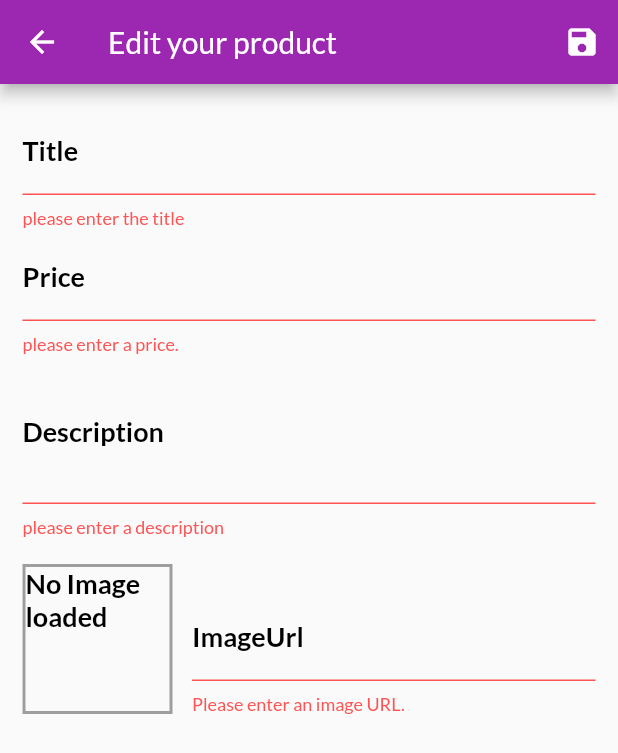
After one commit to dimeprog/DushShop, a Flutter app: the EditProductScreen screen opened by its route, after a tap on the "save" icon, on a phone screen of 412 x 824 dp. The commit adds this screen. Shown: the top 753 px of the screen. Run offline on Flutter 3.47's test engine with Material 2 defaults, Android fonts, the phone set to English and light mode, and no system bars; network calls fail.

Commit message:
added text input, added input validation, added  ability to edit product

```diff
--- a/dushshop/lib/main.dart
+++ b/dushshop/lib/main.dart
@@ -1,3 +1,4 @@
+import 'package:dushshop/screens/edit_product_screen.dart';
 import 'package:dushshop/screens/orders_screen.dart';
 import 'package:dushshop/screens/user_product_screen.dart';
 
@@ -43,9 +44,13 @@ class MyApp extends StatelessWidget {
             fontFamily: 'Lato',
             textTheme: const TextTheme(
               bodyLarge: TextStyle(
-                color: Colors.black38,
-                fontSize: 26,
-              ),
+                  color: Colors.black38,
+                  fontSize: 26,
+                  fontWeight: FontWeight.bold),
+              bodyMedium: TextStyle(
+                  color: Colors.black,
+                  fontSize: 18,
+                  fontWeight: FontWeight.bold),
             )),
         home: ProductOverviewScreen(),
         routes: {
@@ -53,6 +58,7 @@ class MyApp extends StatelessWidget {
           CartScreen.routeName: (ctx) => CartScreen(),
           OrdersScreen.routeName: (ctx) => OrdersScreen(),
           UserProductScreen.routeName: (ctx) => UserProductScreen(),
+          EditProductScreen.routeName: (ctx) => EditProductScreen(),
         },
       ),
     );
--- a/dushshop/lib/provider/product.dart
+++ b/dushshop/lib/provider/product.dart
@@ -1,6 +1,7 @@
 // ignore_for_file: prefer_function_declarations_over_variables
 
-import 'package:flutter/material.dart';
+// import 'package:flutter/material.dart';
+import 'package:flutter/foundation.dart';
 
 class Product with ChangeNotifier {
   final String id;
--- a/dushshop/lib/provider/product_provider.dart
+++ b/dushshop/lib/provider/product_provider.dart
@@ -82,8 +82,27 @@ class ProductProvider with ChangeNotifier {
     return _item.where((prod) => prod.isFavourite).toList();
   }
 
-  void addItem() {
-    // _item.add(value);
+  void addItem(Product product) {
+    final newProduct = Product(
+      id: DateTime.now().toString(),
+      description: product.description,
+      imageUrl: product.imageUrl,
+      price: product.price,
+      title: product.title,
+      // isFavourite: false,
+    );
+    _item.add(newProduct);
+    notifyListeners();
+  }
+
+  void updateItem(String id, Product newProduct) {
+    final indexProd = _item.indexWhere((prod) => prod.id == id);
+    if (indexProd >= 0) _item[indexProd] = newProduct;
+    notifyListeners();
+  }
+
+  void deleteItem(String id) {
+    _item.removeWhere((prod) => prod.id == id);
     notifyListeners();
   }
 }
--- /dev/null
+++ b/dushshop/lib/screens/edit_product_screen.dart
@@ -0,0 +1,308 @@
+import 'package:dushshop/provider/product_provider.dart';
+
+import '../provider/product.dart';
+import 'package:flutter/material.dart';
+import 'package:provider/provider.dart';
+import '../provider/product.dart';
+
+class EditProductScreen extends StatefulWidget {
+  static const routeName = 'edit_product_screen';
+
+  @override
+  State<EditProductScreen> createState() => _EditProductScreenState();
+}
+
+class _EditProductScreenState extends State<EditProductScreen> {
+  final _priceFocusNode = FocusNode();
+  final _descriptionFocusNode = FocusNode();
+  final _imageUrlController = TextEditingController();
+  final _imageUrlFocusNode = FocusNode();
+  final _form = GlobalKey<FormState>();
+  var initvalues = {
+    'title': '',
+    'description': '',
+    'price': '',
+    'imageUrl': '',
+  };
+  var initbool = true;
+  var editProduct = Product(
+    id: '',
+    description: '',
+    imageUrl: '',
+    price: 0,
+    title: '',
+  );
+
+  @override
+  void initState() {
+    _imageUrlFocusNode.addListener(_updateImageUrl);
+    super.initState();
+  }
+
+  @override
+  void didChangeDependencies() {
+    if (initbool) {
+      final productId = ModalRoute.of(context)?.settings.arguments as String?;
+      if (productId != null) {
+        editProduct = Provider.of<ProductProvider>(context).findById(productId);
+        initvalues = {
+          'title': editProduct.title,
+          'description': editProduct.description,
+          'price': editProduct.price.toString(),
+          'imageUrl': '',
+        };
+        _imageUrlController.text = editProduct.imageUrl;
+      }
+    }
+    initbool = false;
+    super.didChangeDependencies();
+  }
+
+  // disposing the focusnode to avoid memory leakage
+  @override
+  void dispose() {
+    _priceFocusNode.dispose();
+    _descriptionFocusNode.dispose();
+    _imageUrlController.dispose();
+    _imageUrlFocusNode;
+    _imageUrlFocusNode.removeListener(_updateImageUrl);
+    super.dispose();
+  }
+
+  void _updateImageUrl() {
+    if (!_imageUrlFocusNode.hasFocus) {
+      if ((!_imageUrlController.text.startsWith('http') &&
+              !_imageUrlController.text.startsWith('https')) ||
+          (!_imageUrlController.text.endsWith('.png') &&
+              !_imageUrlController.text.endsWith('.jpg') &&
+              !_imageUrlController.text.endsWith('.jpeg'))) {
+        return;
+      }
+      setState(() {});
+    }
+  }
+
+  void _saveForm() {
+    final isValid = _form.currentState!.validate();
+    if (!isValid) {
+      return;
+    }
+    _form.currentState!.save();
+    ScaffoldMessenger.of(context).hideCurrentSnackBar();
+    ScaffoldMessenger.of(context).showSnackBar(const SnackBar(
+      content: Text('Product saved'),
+      duration: Duration(seconds: 2),
+    ));
+    if (editProduct.id != '') {
+      Provider.of<ProductProvider>(context, listen: false)
+          .updateItem(editProduct.id, editProduct);
+    } else {
+      Provider.of<ProductProvider>(context, listen: false).addItem(editProduct);
+    }
+    Navigator.of(context).pop();
+  }
+
+  @override
+  Widget build(BuildContext context) {
+    return Scaffold(
+      appBar: AppBar(
+        title: const Text('Edit your product'),
+        actions: [
+          IconButton(
+            onPressed: _saveForm,
+            icon: const Icon(
+              Icons.save,
+            ),
+          ),
+        ],
+      ),
+      body: Padding(
+        padding: const EdgeInsets.all(15.0),
+        child: Form(
+          // autovalidateMode: AutovalidateMode.always,
+          key: _form,
+          child: ListView(children: [
+            TextFormField(
+              initialValue: initvalues['title'],
+              decoration: InputDecoration(
+                label: Text(
+                  'Title',
+                  style: Theme.of(context).textTheme.bodyMedium,
+                ),
+              ),
+              textInputAction: TextInputAction.next,
+              onFieldSubmitted: (_) {
+                FocusScope.of(context).requestFocus(_priceFocusNode);
+              },
+              validator: (value) {
+                if (value!.isEmpty) {
+                  // print('validate');
+                  return 'please enter the title';
+                }
+                return null;
+              },
+              onSaved: (value) {
+                editProduct = Product(
+                  id: editProduct.id,
+                  description: editProduct.description,
+                  imageUrl: editProduct.imageUrl,
+                  price: editProduct.price,
+                  title: value!,
+                  isFavourite: editProduct.isFavourite,
+                );
+              },
+            ),
+            const SizedBox(
+              height: 3,
+            ),
+            TextFormField(
+              initialValue: initvalues['price'],
+              decoration: InputDecoration(
+                label: Text(
+                  'Price',
+                  style: Theme.of(context).textTheme.bodyMedium,
+                ),
+              ),
+              keyboardType: TextInputType.number,
+              textInputAction: TextInputAction.next,
+              focusNode: _priceFocusNode,
+              onFieldSubmitted: (_) {
+                FocusScope.of(context).requestFocus(_descriptionFocusNode);
+              },
+              validator: (value) {
+                if (value!.isEmpty) {
+                  return 'please enter a price.';
+                }
+                if (double.tryParse(value) == null) {
+                  return ' please enter a number';
+                }
+                if (double.parse(value) <= 0) {
+                  return 'please enter a number above zero';
+                }
+                return null;
+              },
+              onSaved: (value) {
+                editProduct = Product(
+                    id: editProduct.id,
+                    description: editProduct.description,
+                    imageUrl: editProduct.imageUrl,
+                    price: double.parse(value!),
+                    title: editProduct.title,
+                    isFavourite: editProduct.isFavourite);
+              },
+            ),
+            const SizedBox(
+              height: 3,
+            ),
+            TextFormField(
+              initialValue: initvalues['description'],
+              decoration: InputDecoration(
+                label: Text(
+                  'Description',
+                  style: Theme.of(context).textTheme.bodyMedium,
+                ),
+              ),
+              maxLines: 3,
+              focusNode: _descriptionFocusNode,
+              validator: (value) {
+                if (value!.isEmpty) {
+                  return 'please enter a description';
+                }
+                if (value.length < 10) {
+                  return 'please enter  more than 10 characters';
+                }
+                return null;
+              },
+              onSaved: (value) {
+                editProduct = Product(
+                    id: editProduct.id,
+                    description: value!,
+                    imageUrl: editProduct.imageUrl,
+                    price: editProduct.price,
+                    title: editProduct.title,
+                    isFavourite: editProduct.isFavourite);
+              },
+            ),
+            const SizedBox(
+              height: 10,
+            ),
+            Row(
+              crossAxisAlignment: CrossAxisAlignment.end,
+              children: [
+                Container(
+                  width: 100,
+                  height: 100,
+                  margin: const EdgeInsets.only(
+                    top: 8,
+                    right: 10,
+                  ),
+                  decoration: BoxDecoration(
+                    border: Border.all(
+                      width: 2,
+                      color: Colors.grey,
+                    ),
+                  ),
+                  child: _imageUrlController.text.isEmpty
+                      ? const Text('No Image loaded')
+                      : FittedBox(
+                          child: Image.network(
+                            _imageUrlController.text,
+                            fit: BoxFit.cover,
+                          ),
+                        ),
+                ),
+                const SizedBox(
+                  width: 3,
+                ),
+                Expanded(
+                  child: TextFormField(
+                    // initialValue: initvalues['imageUrl'],
+                    controller: _imageUrlController,
+                    decoration: InputDecoration(
+                      label: Text(
+                        'ImageUrl',
+                        style: Theme.of(context).textTheme.bodyMedium,
+                      ),
+                    ),
+                    keyboardType: TextInputType.url,
+                    textInputAction: TextInputAction.done,
+                    focusNode: _imageUrlFocusNode,
+                    validator: (value) {
+                      if (value!.isEmpty) {
+                        return 'Please enter an image URL.';
+                      }
+                      if (!value.startsWith('http') &&
+                          !value.startsWith('https')) {
+                        return 'Please enter a valid URL.';
+                      }
+                      if (!value.endsWith('.png') &&
+                          !value.endsWith('.jpg') &&
+                          !value.endsWith('.jpeg')) {
+                        return 'Please enter a valid image URL.';
+                      }
+                      return null;
+                    },
+                    onFieldSubmitted: (_) {
+                      _saveForm();
+                    },
+                    onSaved: (value) {
+                      editProduct = Product(
+                        id: editProduct.id,
+                        description: editProduct.description,
+                        imageUrl: value!,
+                        price: editProduct.price,
+                        title: editProduct.title,
+                        isFavourite: editProduct.isFavourite,
+                      );
+                    },
+                  ),
+                ),
+              ],
+            )
+          ]),
+        ),
+      ),
+    );
+  }
+}
+// https://cdn.pixabay.com/photo/2021/08/31/11/59/androgynous-6588615_960_720.jpg
--- a/dushshop/lib/screens/user_product_screen.dart
+++ b/dushshop/lib/screens/user_product_screen.dart
@@ -1,3 +1,4 @@
+import 'package:dushshop/screens/edit_product_screen.dart';
 import 'package:dushshop/widget/app_drawer.dart';
 
 import '../provider/product.dart';
@@ -16,7 +17,9 @@ class UserProductScreen extends StatelessWidget {
         title: Text('Your Product'),
         actions: [
           IconButton(
-            onPressed: () {},
+            onPressed: () {
+              Navigator.of(context).pushNamed(EditProductScreen.routeName);
+            },
             icon: const Icon(Icons.add),
           ),
         ],
@@ -29,6 +32,7 @@ class UserProductScreen extends StatelessWidget {
               height: 300,
               child: ListView.builder(
                 itemBuilder: (ctx, i) => UserProductItem(
+                  id: productData[i].id,
                   imageUrl: productData[i].imageUrl,
                   title: productData[i].title,
                 ),
--- a/dushshop/lib/widget/user_product_item.dart
+++ b/dushshop/lib/widget/user_product_item.dart
@@ -1,9 +1,14 @@
+import 'package:dushshop/screens/edit_product_screen.dart';
 import 'package:flutter/material.dart';
+import '../provider/product_provider.dart';
+import 'package:provider/provider.dart';
 
 class UserProductItem extends StatelessWidget {
+  final String id;
   final String title;
   final String imageUrl;
   UserProductItem({
+    required this.id,
     required this.imageUrl,
     required this.title,
   });
@@ -25,14 +30,20 @@ class UserProductItem extends StatelessWidget {
         width: 100,
         child: Row(children: [
           IconButton(
-            onPressed: () {},
+            onPressed: () {
+              Navigator.of(context)
+                  .pushNamed(EditProductScreen.routeName, arguments: id);
+            },
             icon: const Icon(
               Icons.edit,
               color: Colors.lightBlueAccent,
             ),
           ),
           IconButton(
-            onPressed: () {},
+            onPressed: () {
+              Provider.of<ProductProvider>(context, listen: false)
+                  .deleteItem(id);
+            },
             icon: const Icon(
               Icons.delete,
               color: Colors.pinkAccent,
```
Also changed, not shown: dushshop/lib/routes/routes.dart (added, +11 -0 lines).
